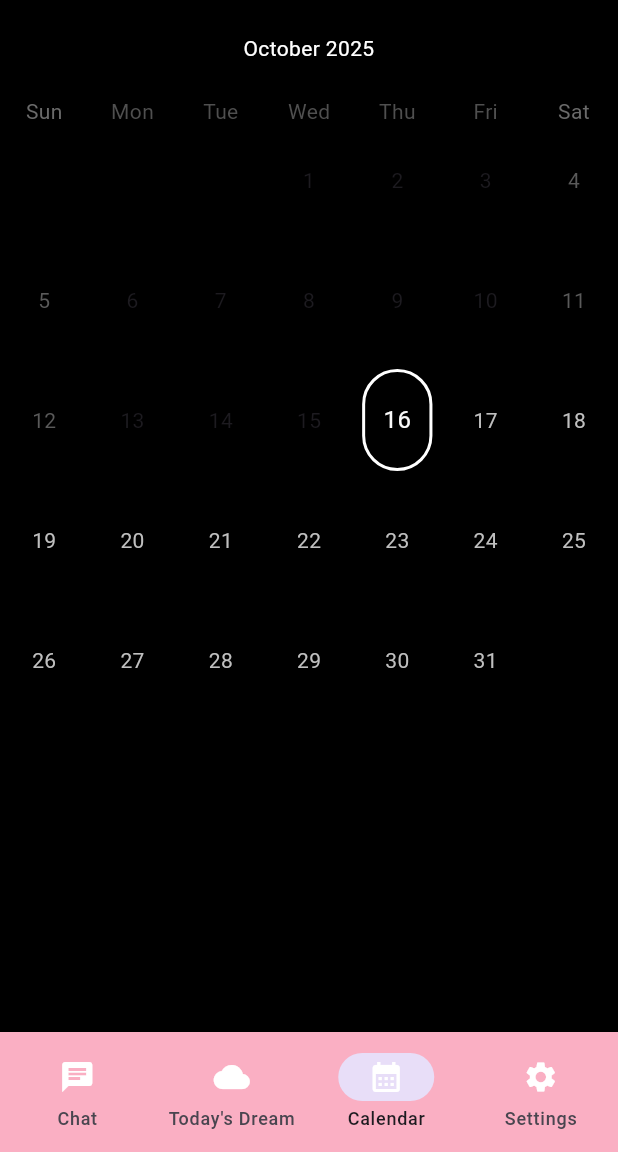
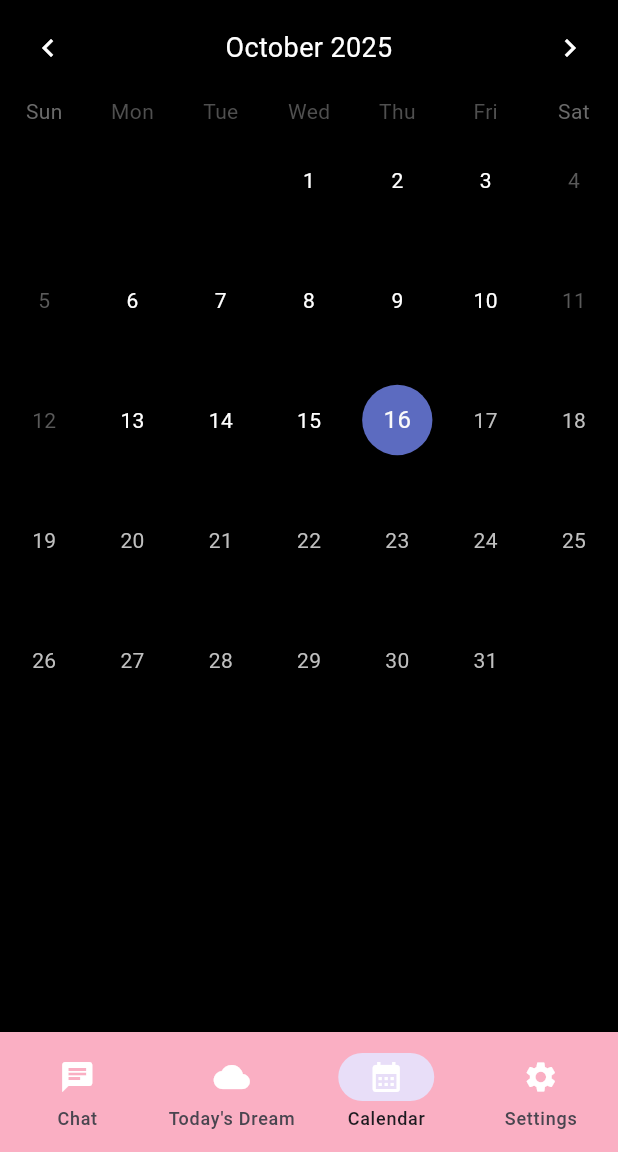
Before and after one commit to L6TR/PocketDreams, a Flutter app: the screen it shows after launch, item 3 of the bottom bar chosen, on a phone screen of 412 x 824 dp, the part 84-1236 px from its top. Run offline on Flutter 3.47's test engine with Material 3 defaults, Android fonts, the phone set to English and light mode, and no system bars; drawn by our look-alikes of table_calendar; our stand-ins replace flutter_bloc; network calls fail.

Commit message:
Colors in calendar

```diff
--- a/lib/main.dart
+++ b/lib/main.dart
@@ -658,7 +658,7 @@ final List<Emotion> emotions = [
   Emotion(name: "Love", color: Color.fromARGB(255, 255, 0, 0)),
   Emotion(name: "Calm", color: Color.fromARGB(255, 0, 0, 255)),
   Emotion(name: "Harmony", color: Color.fromARGB(255, 0, 255, 0)),
-  Emotion(name: "Harmony", color: Color.fromARGB(255, 0, 255, 255)),
+  Emotion(name: "Harmony2", color: Color.fromARGB(255, 0, 255, 255)),
   Emotion(name: "idk0", color: Color.fromARGB(255, 255, 0, 255)),
 
   Emotion(name: "idk", color: Color.fromARGB(255, 255, 255, 255)),
@@ -726,8 +726,6 @@ class _TodaysDreamState extends State<TodaysDream> {
     }
 
     int len = colorList.length;
-    print(colorList);
-    print(Color.fromARGB(255, mixedR.round(), mixedG.round(), mixedB.round()));
     return Color.fromARGB(
       255,
       (mixedR / len).round(),
@@ -738,9 +736,6 @@ class _TodaysDreamState extends State<TodaysDream> {
 
   //function for adding a Dream to The Calendar
   Dream newDream(dreamsColor, dreamsDate, dreamsDescribe) {
-    //print(dreamsColor);
-    //print(dreamsDate);
-    //print(dreamsDescribe);
     return Dream(
       date: dreamsDate,
       emotionColor: dreamsColor,
@@ -1162,8 +1157,8 @@ class _TodaysDreamState extends State<TodaysDream> {
 }
 
 //
-// TodaysDream widget
-// Base for _TodaysDreamState
+// Calendar widget
+// Base for _CalendarState
 //
 
 class Calendar extends StatefulWidget {
@@ -1174,8 +1169,8 @@ class Calendar extends StatefulWidget {
 }
 
 //
-// _TodaysDreamState
-// child of TodaysDream()
+// _CalendarState
+// child of Calendar()
 //
 
 class _CalendarState extends State<Calendar> {
@@ -1234,15 +1229,14 @@ class _CalendarState extends State<Calendar> {
       body: TableCalendar(
         calendarStyle: CalendarStyle(
           outsideDaysVisible: false,
-          selectedDecoration: BoxDecoration(
-            borderRadius: BorderRadius.circular(500),
-            border: Border.all(width: 2, color: Colors.white),
-          ),
+          defaultTextStyle: TextStyle(color: Colors.white),
         ),
         headerStyle: HeaderStyle(
+          titleCentered: true,
           formatButtonVisible: false,
-          titleCentered: true,
-          titleTextStyle: TextStyle(color: Colors.white),
+          titleTextStyle: TextStyle(color: Colors.white, fontSize: 18),
+          leftChevronIcon: Icon(Icons.chevron_left, color: Colors.white),
+          rightChevronIcon: Icon(Icons.chevron_right, color: Colors.white),
         ),
         rowHeight: 80,
         focusedDay: DateTime.now(),
@@ -1253,6 +1247,31 @@ class _CalendarState extends State<Calendar> {
         selectedDayPredicate: (day) {
           return isSameDay(_selectedDay, day);
         },
+
+        calendarBuilders: CalendarBuilders(
+          defaultBuilder: (context, day, focusedDay) {
+            final normalizedTime = DateTime(day.year, day.month, day.day);
+
+            if (dreams.containsKey(normalizedTime) &&
+                dreams[normalizedTime]!.isNotEmpty) {
+              final dream = dreams[normalizedTime]!.last;
+              return Container(
+                margin: const EdgeInsets.all(4.0),
+                decoration: BoxDecoration(
+                  color: dream.emotionColor,
+                  borderRadius: BorderRadius.circular(8.0),
+                ),
+                alignment: Alignment.center,
+                child: Text(
+                  '${day.day}',
+                  style: const TextStyle(color: Colors.white),
+                ),
+              );
+            }
+
+            return null;
+          },
+        ),
 
         // changing a day to the day what you are selecting
         onDaySelected: (selectedDay, focusedDay) {
--- a/pubspec.yaml
+++ b/pubspec.yaml
@@ -32,7 +32,7 @@ dependencies:
     sdk: flutter
   http: ^1.4.0
   flutter_bloc: ^9.1.1
-  flutter_calendar_carousel: ^2.4.2
+  table_calendar: ^3.2.0
 
   #
   # https://pub.dev/packages/table_calendar
```
